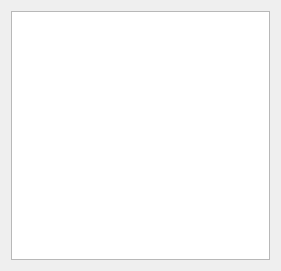
The window that src/developer/main/assetContent/assetbrowser/widget/ui/assetUI.ui (code-google-com/mayatools) describes before a commit, drawn with Qt 5.
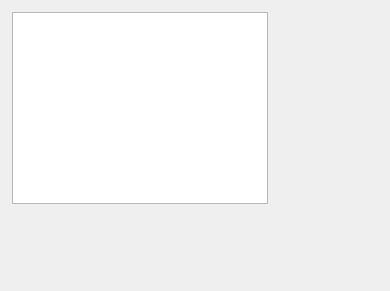
The same window after the commit.

```diff
--- a/src/developer/main/assetContent/assetbrowser/widget/ui/assetUI.ui
+++ b/src/developer/main/assetContent/assetbrowser/widget/ui/assetUI.ui
@@ -6,18 +6,26 @@
    <rect>
     <x>0</x>
     <y>0</y>
-    <width>281</width>
-    <height>271</height>
+    <width>390</width>
+    <height>291</height>
    </rect>
   </property>
   <property name="windowTitle">
    <string>Form</string>
   </property>
-  <layout class="QVBoxLayout" name="verticalLayout">
-   <item>
-    <widget class="QGraphicsView" name="gpView"/>
-   </item>
-  </layout>
+  <widget class="QGraphicsView" name="gpView">
+   <property name="geometry">
+    <rect>
+     <x>12</x>
+     <y>12</y>
+     <width>256</width>
+     <height>192</height>
+    </rect>
+   </property>
+   <property name="renderHints">
+    <set>QPainter::Antialiasing|QPainter::HighQualityAntialiasing|QPainter::SmoothPixmapTransform|QPainter::TextAntialiasing</set>
+   </property>
+  </widget>
  </widget>
  <resources/>
  <connections/>
```
Left out of the diff: 4 changed lines with no effect on the pictures.
